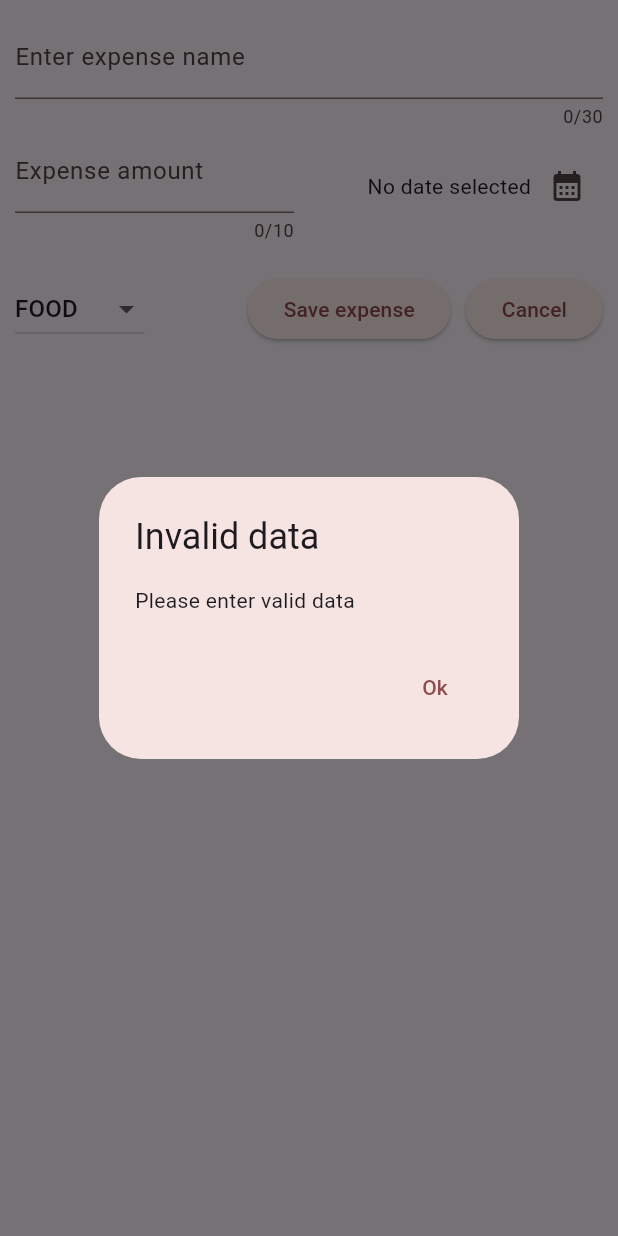
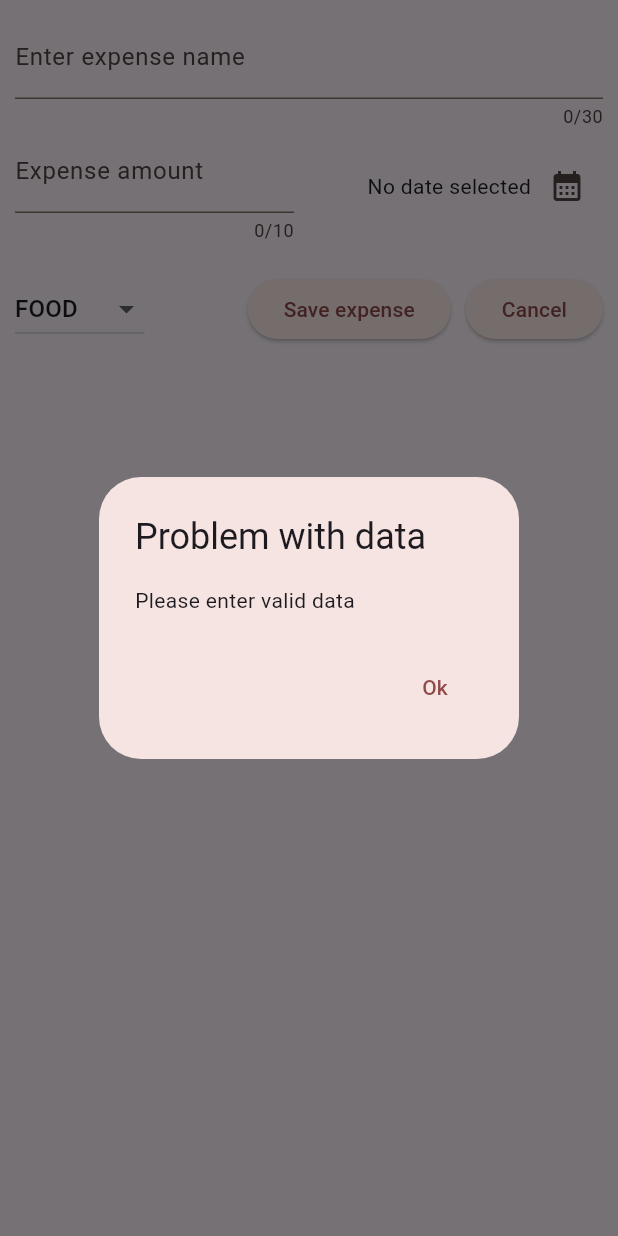
Before and after one commit to No0ne09/flutter_expense_tracker_udemy_course, a Flutter app: the QuickMenu widget shown alone on an empty page, opened directly with empty values, after a tap on "Save expense", on a phone screen of 412 x 824 dp. Run offline on Flutter 3.47's test engine with Material 3 defaults, Android fonts, the phone set to English and light mode, and no system bars.

Commit message:
modified adder

```diff
--- a/lib/widgets/adder.dart
+++ b/lib/widgets/adder.dart
@@ -52,7 +52,7 @@ class QuickMenuState extends State<QuickMenu> {
       showDialog(
         context: context,
         builder: (ctx) => AlertDialog(
-          title: const Text("Invalid data"),
+          title: const Text("Problem with data"),
           actions: [
             TextButton(
               onPressed: () {
```
